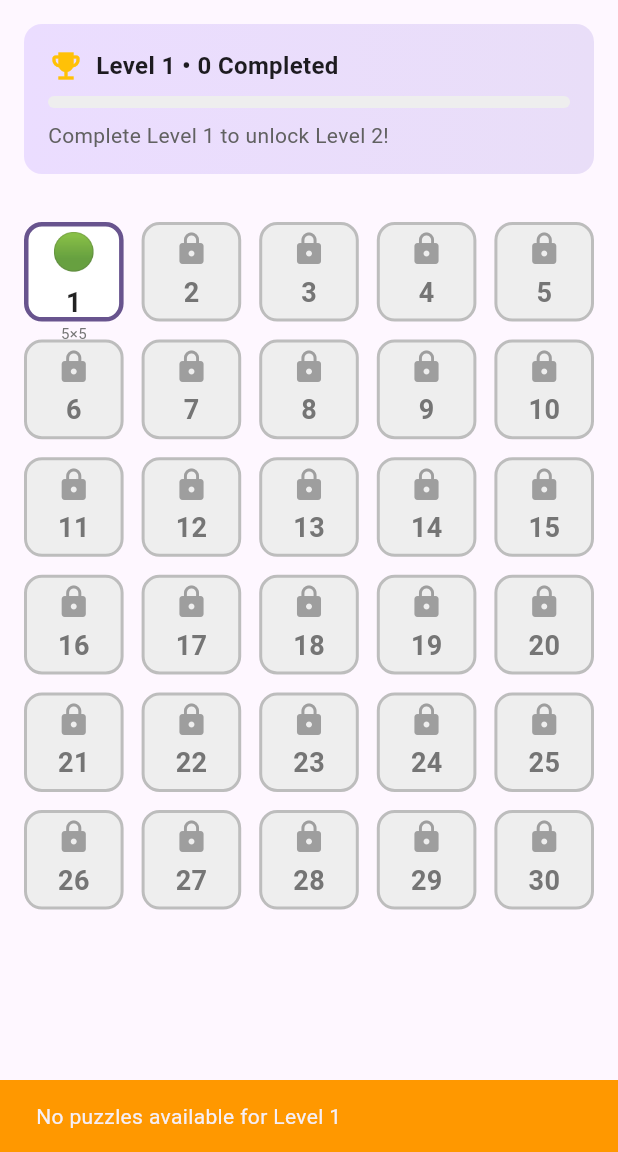
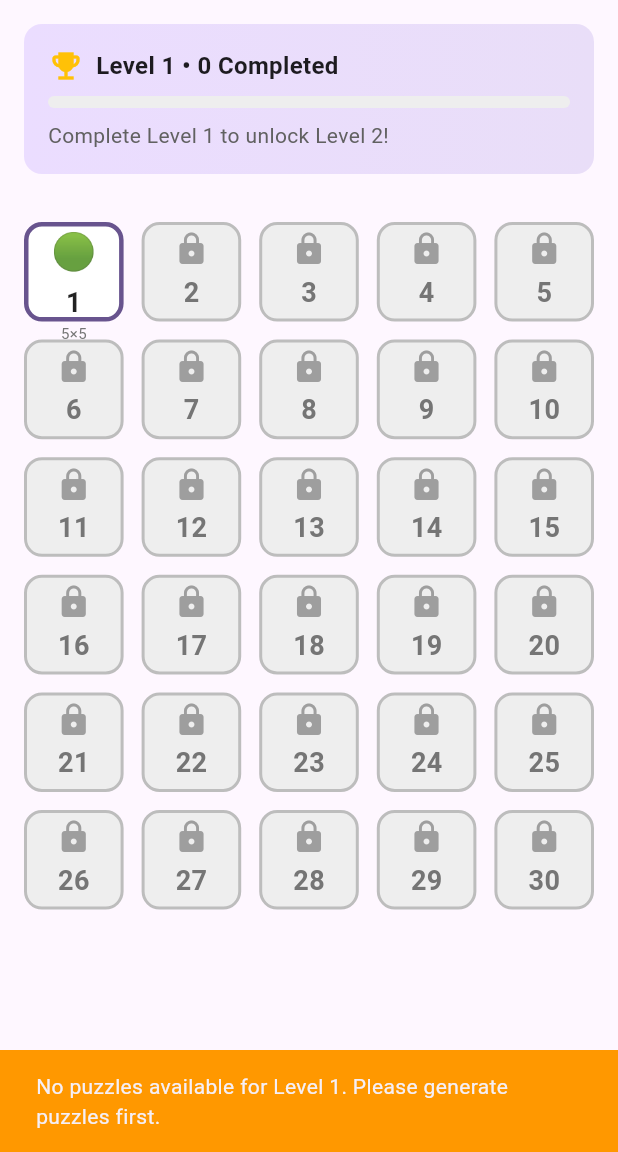
Before and after one commit to amitrke/word-search, a Flutter app: the screen it shows after launch, after a tap on an icon or button, on a phone screen of 412 x 824 dp, the part 84-1236 px from its top. Run offline on Flutter 3.47's test engine with Material 3 defaults, Android fonts, the phone set to English and light mode, and no system bars; our stand-ins replace cloud_firestore, firebase_auth, firebase_core, google_sign_in, hive_flutter, sign_in_with_apple; accounts and stored records are empty.

Commit message:
feat: Enhance user progress synchronization and puzzle selection logic

```diff
--- a/lib/main.dart
+++ b/lib/main.dart
@@ -33,10 +33,19 @@ class MyApp extends StatelessWidget {
         ChangeNotifierProxyProvider<AuthProvider, UserProgressProvider>(
           create: (_) => UserProgressProvider(),
           update: (_, authProvider, progressProvider) {
+            final provider = progressProvider ?? UserProgressProvider();
+
+            // Set up callback to update AuthProvider when progress changes
+            provider.setOnProfileUpdate((updatedProfile) {
+              authProvider.updateProfile(updatedProfile);
+            });
+
+            // Update provider with current profile from AuthProvider
             if (authProvider.currentProfile != null) {
-              progressProvider?.setUserProfile(authProvider.currentProfile!);
+              provider.setUserProfile(authProvider.currentProfile!);
             }
-            return progressProvider ?? UserProgressProvider();
+
+            return provider;
           },
         ),
       ],
--- a/lib/models/puzzle.dart
+++ b/lib/models/puzzle.dart
@@ -2,6 +2,7 @@ class Puzzle {
   final String id;
   final String theme;
   final String difficulty;
+  final int? level; // Level number (1-30), optional for backward compatibility
   final int gridSize;
   final List<String> grid; // Array of strings from Firestore
   final List<PuzzleWord> words;
@@ -12,6 +13,7 @@ class Puzzle {
     required this.id,
     required this.theme,
     required this.difficulty,
+    this.level,
     required this.gridSize,
     required this.grid,
     required this.words,
@@ -25,6 +27,7 @@ class Puzzle {
       id: id,
       theme: data['theme'] ?? '',
       difficulty: data['difficulty'] ?? '',
+      level: data['level'] as int?, // Optional level field
       gridSize: data['gridSize'] ?? 8,
       grid: List<String>.from(data['grid'] ?? []),
       words: (data['words'] as List<dynamic>?)
@@ -38,7 +41,7 @@ class Puzzle {
 
   // Convert to Firestore format
   Map<String, dynamic> toFirestore() {
-    return {
+    final map = {
       'theme': theme,
       'difficulty': difficulty,
       'gridSize': gridSize,
@@ -47,6 +50,10 @@ class Puzzle {
       'popularity': popularity,
       'tags': tags,
     };
+    if (level != null) {
+      map['level'] = level!;
+    }
+    return map;
   }
 
   // Convert grid strings to 2D array for display
--- a/lib/providers/user_progress_provider.dart
+++ b/lib/providers/user_progress_provider.dart
@@ -4,6 +4,7 @@ import '../services/progress_service.dart';
 
 class UserProgressProvider with ChangeNotifier {
   final ProgressService _progressService = ProgressService();
+  Function(UserProfile)? _onProfileUpdate;
 
   UserProfile? _currentProfile;
   Map<String, UserPuzzleProgress> _puzzleProgressMap = {};
@@ -20,6 +21,11 @@ class UserProgressProvider with ChangeNotifier {
     notifyListeners();
   }
 
+  // Set the callback for profile updates (called by AuthProvider)
+  void setOnProfileUpdate(Function(UserProfile) callback) {
+    _onProfileUpdate = callback;
+  }
+
   // Complete a level
   Future<bool> completeLevel(int levelNumber) async {
     if (_currentProfile == null) return false;
@@ -33,6 +39,11 @@ class UserProgressProvider with ChangeNotifier {
         _currentProfile!,
         levelNumber,
       );
+
+      // Update AuthProvider with the new profile
+      if (_onProfileUpdate != null) {
+        _onProfileUpdate!(_currentProfile!);
+      }
 
       // Check if a new level was unlocked
       final newLevel = _progressService.getNewlyUnlockedLevel(
--- a/lib/screens/level_select_screen.dart
+++ b/lib/screens/level_select_screen.dart
@@ -194,19 +194,30 @@ class _LevelSelectScreenState extends State<LevelSelectScreen> {
   }
 
   void _selectLevel(LevelConfig levelConfig) async {
-    // Query for a puzzle matching this level's difficulty
+    // Query for a puzzle matching this level
     try {
-      final querySnapshot = await FirebaseFirestore.instance
+      // First try to find a puzzle with the exact level
+      var querySnapshot = await FirebaseFirestore.instance
           .collection('puzzles')
-          .where('difficulty', isEqualTo: levelConfig.difficulty)
+          .where('level', isEqualTo: levelConfig.level)
           .limit(1)
           .get();
+
+      // If no puzzle found for specific level, fall back to difficulty
+      if (querySnapshot.docs.isEmpty) {
+        querySnapshot = await FirebaseFirestore.instance
+            .collection('puzzles')
+            .where('difficulty', isEqualTo: levelConfig.difficulty)
+            .limit(1)
+            .get();
+      }
 
       if (querySnapshot.docs.isEmpty && mounted) {
         ScaffoldMessenger.of(context).showSnackBar(
           SnackBar(
-            content: Text('No puzzles available for Level ${levelConfig.level}'),
+            content: Text('No puzzles available for Level ${levelConfig.level}. Please generate puzzles first.'),
             backgroundColor: Colors.orange,
+            duration: const Duration(seconds: 4),
           ),
         );
         return;
@@ -232,6 +243,7 @@ class _LevelSelectScreenState extends State<LevelSelectScreen> {
           SnackBar(
             content: Text('Error loading puzzle: $e'),
             backgroundColor: Colors.red,
+            duration: const Duration(seconds: 3),
           ),
         );
       }
--- a/lib/services/progress_service.dart
+++ b/lib/services/progress_service.dart
@@ -18,7 +18,11 @@ class ProgressService {
 
   // Save guest profile locally
   Future<void> saveGuestProfileLocally(UserProfile profile) async {
-    await _progressBox.put(_localProfileKey, profile.toFirestore());
+    final data = profile.toFirestore();
+    // Convert DateTime to ISO8601 strings for Hive storage
+    data['createdAt'] = profile.createdAt.toIso8601String();
+    data['lastPlayedAt'] = profile.lastPlayedAt.toIso8601String();
+    await _progressBox.put(_localProfileKey, data);
   }
 
   // Load guest profile from local storage
```
